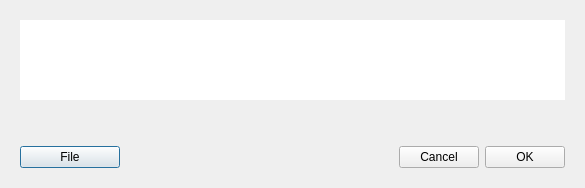
livenet123/NewtonWallet, file src/Gui/Common/KeyDialog.ui: the form before one commit.
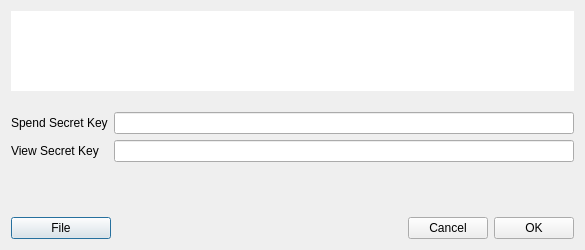
The form after the commit. Custom widgets are drawn as their Qt base class.

Commit message: spend & view secret keys to import/export key dialog

```diff
--- a/src/Gui/Common/KeyDialog.ui
+++ b/src/Gui/Common/KeyDialog.ui
@@ -7,7 +7,7 @@
     <x>0</x>
     <y>0</y>
     <width>585</width>
-    <height>188</height>
+    <height>250</height>
    </rect>
   </property>
   <property name="sizePolicy">
@@ -19,35 +19,20 @@
   <property name="minimumSize">
    <size>
     <width>585</width>
-    <height>188</height>
+    <height>250</height>
    </size>
   </property>
   <property name="maximumSize">
    <size>
     <width>585</width>
-    <height>188</height>
+    <height>300</height>
    </size>
   </property>
   <property name="windowTitle">
    <string>Key</string>
   </property>
-  <layout class="QVBoxLayout" name="verticalLayout">
-   <property name="spacing">
-    <number>0</number>
-   </property>
-   <property name="leftMargin">
-    <number>20</number>
-   </property>
-   <property name="topMargin">
-    <number>20</number>
-   </property>
-   <property name="rightMargin">
-    <number>20</number>
-   </property>
-   <property name="bottomMargin">
-    <number>20</number>
-   </property>
-   <item>
+  <layout class="QGridLayout" name="gridLayout">
+   <item row="0" column="0" colspan="2">
     <widget class="QTextEdit" name="m_keyEdit">
      <property name="minimumSize">
       <size>
@@ -64,9 +49,53 @@
      <property name="frameShape">
       <enum>QFrame::NoFrame</enum>
      </property>
+     <property name="readOnly">
+      <bool>false</bool>
+     </property>
     </widget>
    </item>
-   <item>
+   <item row="1" column="0">
+    <spacer name="verticalSpacer_3">
+     <property name="orientation">
+      <enum>Qt::Vertical</enum>
+     </property>
+     <property name="sizeHint" stdset="0">
+      <size>
+       <width>20</width>
+       <height>10</height>
+      </size>
+     </property>
+    </spacer>
+   </item>
+   <item row="2" column="0">
+    <widget class="QLabel" name="m_spendKeyLabel">
+     <property name="text">
+      <string>Spend Secret Key</string>
+     </property>
+    </widget>
+   </item>
+   <item row="2" column="1">
+    <widget class="QLineEdit" name="m_spendKeyLineEdit">
+     <property name="readOnly">
+      <bool>false</bool>
+     </property>
+    </widget>
+   </item>
+   <item row="3" column="0">
+    <widget class="QLabel" name="m_viewKeyLabel">
+     <property name="text">
+      <string>View Secret Key</string>
+     </property>
+    </widget>
+   </item>
+   <item row="3" column="1">
+    <widget class="QLineEdit" name="m_viewKeyLineEdit">
+     <property name="readOnly">
+      <bool>false</bool>
+     </property>
+    </widget>
+   </item>
+   <item row="4" column="0">
     <spacer name="verticalSpacer">
      <property name="orientation">
       <enum>Qt::Vertical</enum>
@@ -82,7 +111,7 @@
      </property>
     </spacer>
    </item>
-   <item alignment="Qt::AlignTop">
+   <item row="5" column="0" colspan="2">
     <widget class="WalletGui::WalletSmallGrayTextLabel" name="m_descriptionLabel">
      <property name="text">
       <string/>
@@ -92,7 +121,7 @@
      </property>
     </widget>
    </item>
-   <item>
+   <item row="6" column="0">
     <spacer name="verticalSpacer_2">
      <property name="orientation">
       <enum>Qt::Vertical</enum>
@@ -105,7 +134,7 @@
      </property>
     </spacer>
    </item>
-   <item>
+   <item row="7" column="0" colspan="2">
     <layout class="QHBoxLayout" name="horizontalLayout">
      <property name="spacing">
       <number>6</number>
```
Left out of the diff: 33 changed lines with no effect on the pictures. The commit also changes 2 other files.
